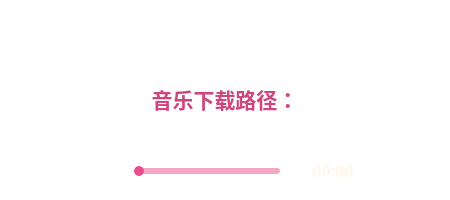
This is PySide_UI/ui/tools/sub_ui/mini_page.ui in chisteryg/CPlayer as Qt 5 draws it before an edit. The edited form follows.
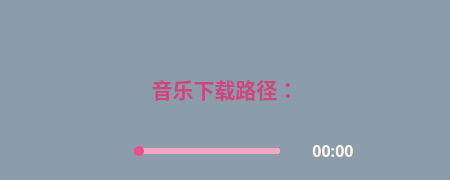
This is the edited form. Icons and pictures are not drawn. Custom widgets are drawn as their Qt base class.

Commit message: 增加子页面

Patch:
```diff
--- a/PySide_UI/ui/tools/sub_ui/mini_page.ui
+++ b/PySide_UI/ui/tools/sub_ui/mini_page.ui
@@ -7,27 +7,27 @@
     <x>0</x>
     <y>0</y>
     <width>450</width>
-    <height>200</height>
+    <height>180</height>
    </rect>
   </property>
   <property name="minimumSize">
    <size>
     <width>450</width>
-    <height>200</height>
+    <height>180</height>
    </size>
   </property>
   <property name="maximumSize">
    <size>
     <width>450</width>
-    <height>200</height>
+    <height>180</height>
    </size>
   </property>
   <property name="windowTitle">
    <string>Form</string>
   </property>
   <property name="styleSheet">
-   <string notr="true">QWidget#settings{
-	background-color: rgba(255,228,196, 0.4);
+   <string notr="true">QWidget#mini_page{
+	background-color: rgba(119,136,153, 0.6);
 }
 *{
 	background-color: transparent;
@@ -46,7 +46,7 @@
 }
 /*时间标签*/
 [time]{
-	color: #DE76A3;
+	color: #CF467F;
 	font-size: 16px;
 }
 /*按钮样式*/
@@ -105,7 +105,7 @@
   </property>
   <layout class="QVBoxLayout" name="verticalLayout" stretch="0,1,0">
    <property name="spacing">
-    <number>10</number>
+    <number>6</number>
    </property>
    <property name="leftMargin">
     <number>10</number>
```
The commit also changes 2 other files.
